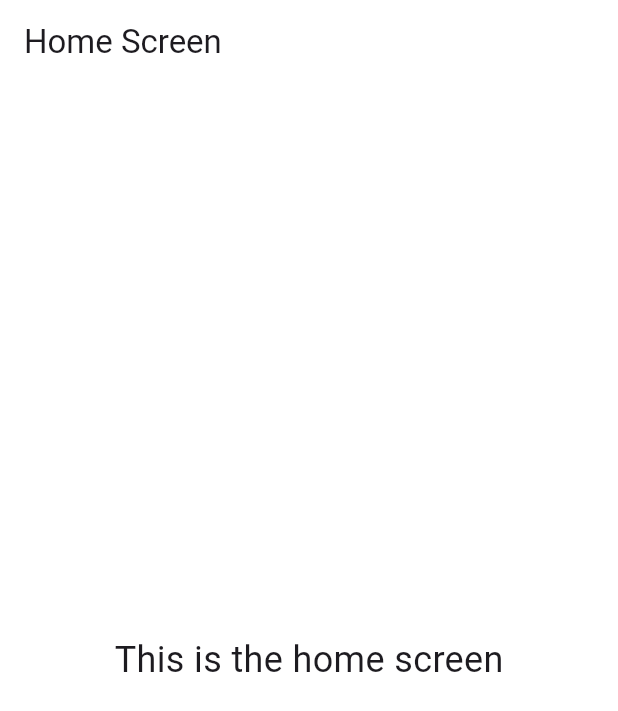
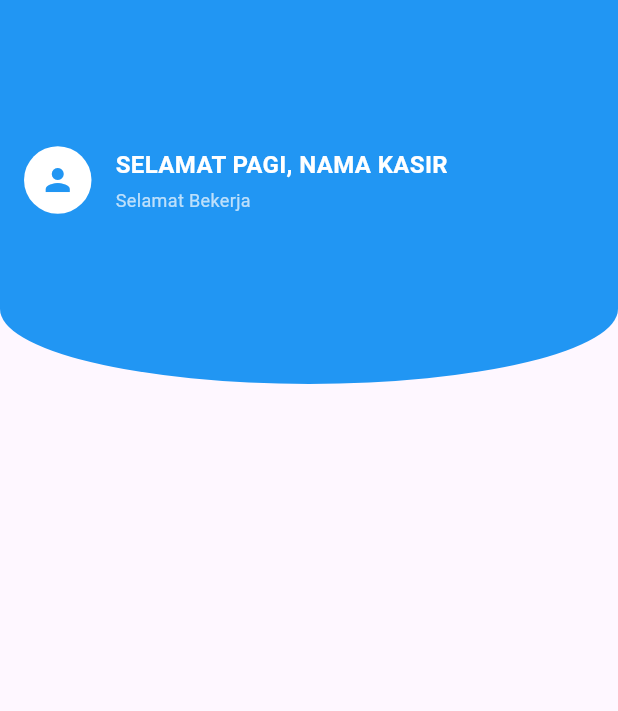
Before and after one commit to rfbnr/uas_laundry_app, a Flutter app: the screen it shows after launch, on a phone screen of 412 x 824 dp. Shown: the top 711 px of the screen. Run offline on Flutter 3.47's test engine with Material 3 defaults, Android fonts, the light colour scheme and no system bars; our stand-ins replace flutter_easyloading.

Commit message:
Pusing dang wkwkwk

```diff
--- a/lib/src/features/home/screens/home_screen.dart
+++ b/lib/src/features/home/screens/home_screen.dart
@@ -5,14 +5,74 @@ class HomeScreen extends StatelessWidget {
 
   @override
   Widget build(BuildContext context) {
-    return Scaffold(
-      appBar: AppBar(
-        title: const Text('Home Screen'),
-      ),
-      body: const Center(
-        child: Text(
-          'This is the home screen',
-          style: TextStyle(fontSize: 24),
+    return MaterialApp(
+      debugShowCheckedModeBanner: false,
+      home: Scaffold(
+        body: Stack(
+          children: [
+            Container(
+              height: 256,
+              decoration: BoxDecoration(
+                color: Colors.blue,
+                borderRadius: BorderRadius.vertical(
+                  bottom: Radius.elliptical(
+                    MediaQuery.of(context).size.width,
+                    100,
+                  ),
+                ),
+              ),
+              child: Padding(
+                padding: const EdgeInsets.only(left: 16, bottom: 16),
+                child: Align(
+                  alignment: Alignment.center,
+                  child: Column(
+                    mainAxisAlignment: MainAxisAlignment.center,
+                    crossAxisAlignment: CrossAxisAlignment.start,
+                    children: [
+                      Row(
+                        children: [
+                          Container(
+                            width: 45,
+                            height: 45,
+                            decoration: BoxDecoration(
+                              color: Colors.white,
+                              shape: BoxShape.circle,
+                            ),
+                            child: Icon(
+                              Icons.person,
+                              color: Colors.blue,
+                            ),
+                          ),
+                          SizedBox(width: 16),
+                          Column(
+                            crossAxisAlignment: CrossAxisAlignment.start,
+                            children: [
+                              Text(
+                                "SELAMAT PAGI, NAMA KASIR",
+                                style: TextStyle(
+                                  color: Colors.white,
+                                  fontSize: 16,
+                                  fontWeight: FontWeight.bold,
+                                ),
+                              ),
+                              SizedBox(height: 4),
+                              Text(
+                                "Selamat Bekerja",
+                                style: TextStyle(
+                                  color: Colors.white70,
+                                  fontSize: 12,
+                                ),
+                              ),
+                            ],
+                          ),
+                        ],
+                      ),
+                    ],
+                  ),
+                ),
+              ),
+            ),
+          ],
         ),
       ),
     );
```
